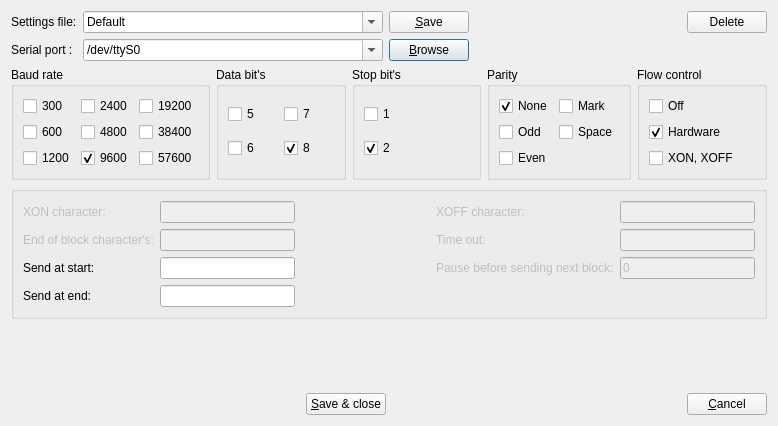
Above: src/spconfigdialog.ui from GCodeProjects/GCodeWorkShop before the change. Below: the same form after it.
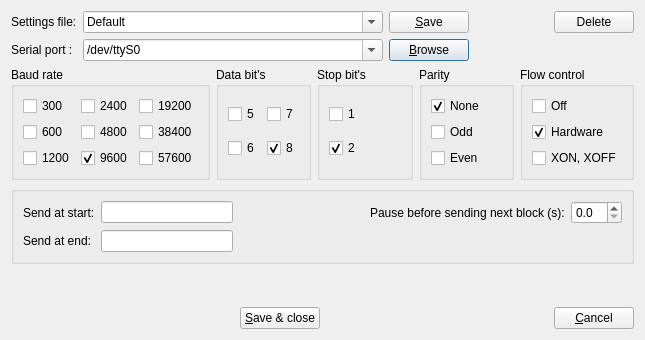
That is the form after the change. Icons and pictures are not drawn.

The edit to the form file:
```diff
--- a/src/spconfigdialog.ui
+++ b/src/spconfigdialog.ui
@@ -6,8 +6,8 @@
    <rect>
     <x>0</x>
     <y>0</y>
-    <width>778</width>
-    <height>426</height>
+    <width>645</width>
+    <height>340</height>
    </rect>
   </property>
   <property name="sizePolicy">
@@ -344,16 +344,6 @@
         <string>Parity</string>
        </property>
        <layout class="QGridLayout" name="gridLayout_4">
-        <item row="0" column="1">
-         <widget class="QCheckBox" name="p4CheckBox">
-          <property name="text">
-           <string>Mark</string>
-          </property>
-          <property name="autoExclusive">
-           <bool>true</bool>
-          </property>
-         </widget>
-        </item>
         <item row="0" column="0">
          <widget class="QCheckBox" name="p1CheckBox">
           <property name="text">
@@ -377,16 +367,6 @@
           </property>
          </widget>
         </item>
-        <item row="1" column="1">
-         <widget class="QCheckBox" name="p5CheckBox">
-          <property name="text">
-           <string>Space</string>
-          </property>
-          <property name="autoExclusive">
-           <bool>true</bool>
-          </property>
-         </widget>
-        </item>
         <item row="1" column="0">
          <widget class="QCheckBox" name="p2CheckBox">
           <property name="text">
@@ -453,155 +433,87 @@
       <string/>
      </property>
      <layout class="QGridLayout" name="gridLayout_6">
-      <item row="3" column="0">
-       <widget class="QLabel" name="label_5">
+      <item row="2" column="3">
+       <widget class="QLabel" name="label_4">
         <property name="enabled">
-         <bool>false</bool>
+         <bool>true</bool>
         </property>
         <property name="text">
-         <string>End of block character's:</string>
+         <string>Pause before sending next block (s):</string>
         </property>
        </widget>
       </item>
-      <item row="1" column="0">
-       <widget class="QLabel" name="label_6">
-        <property name="enabled">
-         <bool>false</bool>
+      <item row="2" column="1">
+       <widget class="QLineEdit" name="stInput">
+        <property name="toolTip">
+         <string>&lt;!DOCTYPE HTML PUBLIC &quot;-//W3C//DTD HTML 4.0//EN&quot; &quot;http://www.w3.org/TR/REC-html40/strict.dtd&quot;&gt;
+&lt;html&gt;&lt;head&gt;&lt;meta name=&quot;qrichtext&quot; content=&quot;1&quot; /&gt;&lt;style type=&quot;text/css&quot;&gt;
+p, li { white-space: pre-wrap; }
+&lt;/style&gt;&lt;/head&gt;&lt;body style=&quot; font-family:'Sans Serif'; font-size:11pt; font-weight:400; font-style:normal;&quot;&gt;
+&lt;p style=&quot; margin-top:0px; margin-bottom:0px; margin-left:0px; margin-right:0px; -qt-block-indent:0; text-indent:0px;&quot;&gt;You can write plain text or/and hex codes of ASCII characters. &lt;/p&gt;
+&lt;p style=&quot; margin-top:0px; margin-bottom:0px; margin-left:0px; margin-right:0px; -qt-block-indent:0; text-indent:0px;&quot;&gt;Example:	&lt;span style=&quot; font-style:italic;&quot;&gt;% 0x0A 0x0D&lt;/span&gt;   - % and new line characters&lt;/p&gt;
+&lt;p style=&quot; margin-top:0px; margin-bottom:0px; margin-left:0px; margin-right:0px; -qt-block-indent:0; text-indent:0px;&quot;&gt;	&lt;span style=&quot; font-style:italic;&quot;&gt;0x20 0x0A 0x0D&lt;/span&gt;  - space character and new line characters&lt;/p&gt;
+&lt;p style=&quot; margin-top:0px; margin-bottom:0px; margin-left:0px; margin-right:0px; -qt-block-indent:0; text-indent:0px;&quot;&gt;Space character can only be written as hex number - 0x20&lt;/p&gt;&lt;/body&gt;&lt;/html&gt;</string>
         </property>
-        <property name="text">
-         <string>XON character:</string>
-        </property>
-       </widget>
-      </item>
-      <item row="1" column="1">
-       <widget class="QLineEdit" name="xOnInput">
-        <property name="enabled">
-         <bool>false</bool>
+        <property name="maxLength">
+         <number>128</number>
         </property>
        </widget>
       </item>
       <item row="3" column="1">
-       <widget class="QLineEdit" name="eobInput">
-        <property name="enabled">
-         <bool>false</bool>
+       <widget class="QLineEdit" name="eotInput">
+        <property name="toolTip">
+         <string>&lt;!DOCTYPE HTML PUBLIC &quot;-//W3C//DTD HTML 4.0//EN&quot; &quot;http://www.w3.org/TR/REC-html40/strict.dtd&quot;&gt;
+&lt;html&gt;&lt;head&gt;&lt;meta name=&quot;qrichtext&quot; content=&quot;1&quot; /&gt;&lt;style type=&quot;text/css&quot;&gt;
+p, li { white-space: pre-wrap; }
+&lt;/style&gt;&lt;/head&gt;&lt;body style=&quot; font-family:'Sans Serif'; font-size:11pt; font-weight:400; font-style:normal;&quot;&gt;
+&lt;p style=&quot; margin-top:0px; margin-bottom:0px; margin-left:0px; margin-right:0px; -qt-block-indent:0; text-indent:0px;&quot;&gt;You can write plain text or/and hex codes of ASCII characters. &lt;/p&gt;
+&lt;p style=&quot; margin-top:0px; margin-bottom:0px; margin-left:0px; margin-right:0px; -qt-block-indent:0; text-indent:0px;&quot;&gt;Example:	&lt;span style=&quot; font-style:italic;&quot;&gt;% 0x0A 0x0D&lt;/span&gt;   - % and new line characters&lt;/p&gt;
+&lt;p style=&quot; margin-top:0px; margin-bottom:0px; margin-left:0px; margin-right:0px; -qt-block-indent:0; text-indent:0px;&quot;&gt;	&lt;span style=&quot; font-style:italic;&quot;&gt;0x20 0x0A 0x0D&lt;/span&gt;  - space character and new line characters&lt;/p&gt;
+&lt;p style=&quot; margin-top:0px; margin-bottom:0px; margin-left:0px; margin-right:0px; -qt-block-indent:0; text-indent:0px;&quot;&gt;Space character can only be written as hex number - 0x20&lt;/p&gt;&lt;/body&gt;&lt;/html&gt;</string>
         </property>
        </widget>
       </item>
-      <item row="1" column="4">
-       <widget class="QLineEdit" name="xOffInput">
-        <property name="enabled">
-         <bool>false</bool>
+      <item row="2" column="0">
+       <widget class="QLabel" name="label_9">
+        <property name="text">
+         <string>Send at start:</string>
         </property>
        </widget>
       </item>
-      <item row="1" column="3">
-       <widget class="QLabel" name="label_7">
-        <property name="enabled">
-         <bool>false</bool>
-        </property>
+      <item row="3" column="0">
+       <widget class="QLabel" name="label_3">
         <property name="text">
-         <string>XOFF character:</string>
+         <string>Send at end:</string>
         </property>
        </widget>
       </item>
-      <item row="1" column="2">
+      <item row="2" column="5">
+       <widget class="QDoubleSpinBox" name="delayDoubleSpinBox">
+        <property name="decimals">
+         <number>1</number>
+        </property>
+        <property name="maximum">
+         <double>10.000000000000000</double>
+        </property>
+        <property name="singleStep">
+         <double>0.100000000000000</double>
+        </property>
+       </widget>
+      </item>
+      <item row="2" column="2">
        <spacer name="horizontalSpacer_5">
         <property name="orientation">
          <enum>Qt::Horizontal</enum>
         </property>
         <property name="sizeHint" stdset="0">
          <size>
-          <width>40</width>
+          <width>20</width>
           <height>20</height>
          </size>
         </property>
        </spacer>
       </item>
-      <item row="3" column="4">
-       <widget class="QLineEdit" name="lineEdit_6">
-        <property name="enabled">
-         <bool>false</bool>
-        </property>
-       </widget>
-      </item>
-      <item row="3" column="3">
-       <widget class="QLabel" name="label_8">
-        <property name="enabled">
-         <bool>false</bool>
-        </property>
-        <property name="text">
-         <string>Time out:</string>
-        </property>
-       </widget>
-      </item>
-      <item row="4" column="4">
-       <widget class="QLineEdit" name="delayInput">
-        <property name="enabled">
-         <bool>false</bool>
-        </property>
-        <property name="text">
-         <string>0</string>
-        </property>
-       </widget>
-      </item>
-      <item row="4" column="3">
-       <widget class="QLabel" name="label_4">
-        <property name="enabled">
-         <bool>false</bool>
-        </property>
-        <property name="text">
-         <string>Pause before sending next block:</string>
-        </property>
-       </widget>
-      </item>
-      <item row="4" column="1">
-       <widget class="QLineEdit" name="stInput">
-        <property name="toolTip">
-         <string>&lt;!DOCTYPE HTML PUBLIC &quot;-//W3C//DTD HTML 4.0//EN&quot; &quot;http://www.w3.org/TR/REC-html40/strict.dtd&quot;&gt;
-&lt;html&gt;&lt;head&gt;&lt;meta name=&quot;qrichtext&quot; content=&quot;1&quot; /&gt;&lt;style type=&quot;text/css&quot;&gt;
-p, li { white-space: pre-wrap; }
-&lt;/style&gt;&lt;/head&gt;&lt;body style=&quot; font-family:'Sans Serif'; font-size:11pt; font-weight:400; font-style:normal;&quot;&gt;
-&lt;p style=&quot; margin-top:0px; margin-bottom:0px; margin-left:0px; margin-right:0px; -qt-block-indent:0; text-indent:0px;&quot;&gt;You can write plain text or/and hex codes of ASCII characters. &lt;/p&gt;
-&lt;p style=&quot; margin-top:0px; margin-bottom:0px; margin-left:0px; margin-right:0px; -qt-block-indent:0; text-indent:0px;&quot;&gt;Example:	&lt;span style=&quot; font-style:italic;&quot;&gt;% 0x0A 0x0D&lt;/span&gt;   - % and new line characters&lt;/p&gt;
-&lt;p style=&quot; margin-top:0px; margin-bottom:0px; margin-left:0px; margin-right:0px; -qt-block-indent:0; text-indent:0px;&quot;&gt;	&lt;span style=&quot; font-style:italic;&quot;&gt;0x20 0x0A 0x0D&lt;/span&gt;  - space character and new line characters&lt;/p&gt;
-&lt;p style=&quot; margin-top:0px; margin-bottom:0px; margin-left:0px; margin-right:0px; -qt-block-indent:0; text-indent:0px;&quot;&gt;Space character can only be written as hex number - 0x20&lt;/p&gt;&lt;/body&gt;&lt;/html&gt;</string>
-        </property>
-        <property name="maxLength">
-         <number>128</number>
-        </property>
-       </widget>
-      </item>
-      <item row="5" column="1">
-       <widget class="QLineEdit" name="eotInput">
-        <property name="toolTip">
-         <string>&lt;!DOCTYPE HTML PUBLIC &quot;-//W3C//DTD HTML 4.0//EN&quot; &quot;http://www.w3.org/TR/REC-html40/strict.dtd&quot;&gt;
-&lt;html&gt;&lt;head&gt;&lt;meta name=&quot;qrichtext&quot; content=&quot;1&quot; /&gt;&lt;style type=&quot;text/css&quot;&gt;
-p, li { white-space: pre-wrap; }
-&lt;/style&gt;&lt;/head&gt;&lt;body style=&quot; font-family:'Sans Serif'; font-size:11pt; font-weight:400; font-style:normal;&quot;&gt;
-&lt;p style=&quot; margin-top:0px; margin-bottom:0px; margin-left:0px; margin-right:0px; -qt-block-indent:0; text-indent:0px;&quot;&gt;You can write plain text or/and hex codes of ASCII characters. &lt;/p&gt;
-&lt;p style=&quot; margin-top:0px; margin-bottom:0px; margin-left:0px; margin-right:0px; -qt-block-indent:0; text-indent:0px;&quot;&gt;Example:	&lt;span style=&quot; font-style:italic;&quot;&gt;% 0x0A 0x0D&lt;/span&gt;   - % and new line characters&lt;/p&gt;
-&lt;p style=&quot; margin-top:0px; margin-bottom:0px; margin-left:0px; margin-right:0px; -qt-block-indent:0; text-indent:0px;&quot;&gt;	&lt;span style=&quot; font-style:italic;&quot;&gt;0x20 0x0A 0x0D&lt;/span&gt;  - space character and new line characters&lt;/p&gt;
-&lt;p style=&quot; margin-top:0px; margin-bottom:0px; margin-left:0px; margin-right:0px; -qt-block-indent:0; text-indent:0px;&quot;&gt;Space character can only be written as hex number - 0x20&lt;/p&gt;&lt;/body&gt;&lt;/html&gt;</string>
-        </property>
-        <property name="maxLength">
-         <number>128</number>
-        </property>
-       </widget>
-      </item>
-      <item row="4" column="0">
-       <widget class="QLabel" name="label_9">
-        <property name="text">
-         <string>Send at start:</string>
-        </property>
-       </widget>
-      </item>
-      <item row="5" column="0">
-       <widget class="QLabel" name="label_3">
-        <property name="text">
-         <string>Send at end:</string>
-        </property>
-       </widget>
-      </item>
      </layout>
     </widget>
    </item>
@@ -613,7 +525,7 @@
      <property name="sizeHint" stdset="0">
       <size>
        <width>20</width>
-       <height>40</height>
+       <height>20</height>
       </size>
      </property>
     </spacer>
```
Left out of the diff: 3 changed lines with no effect on the pictures.
